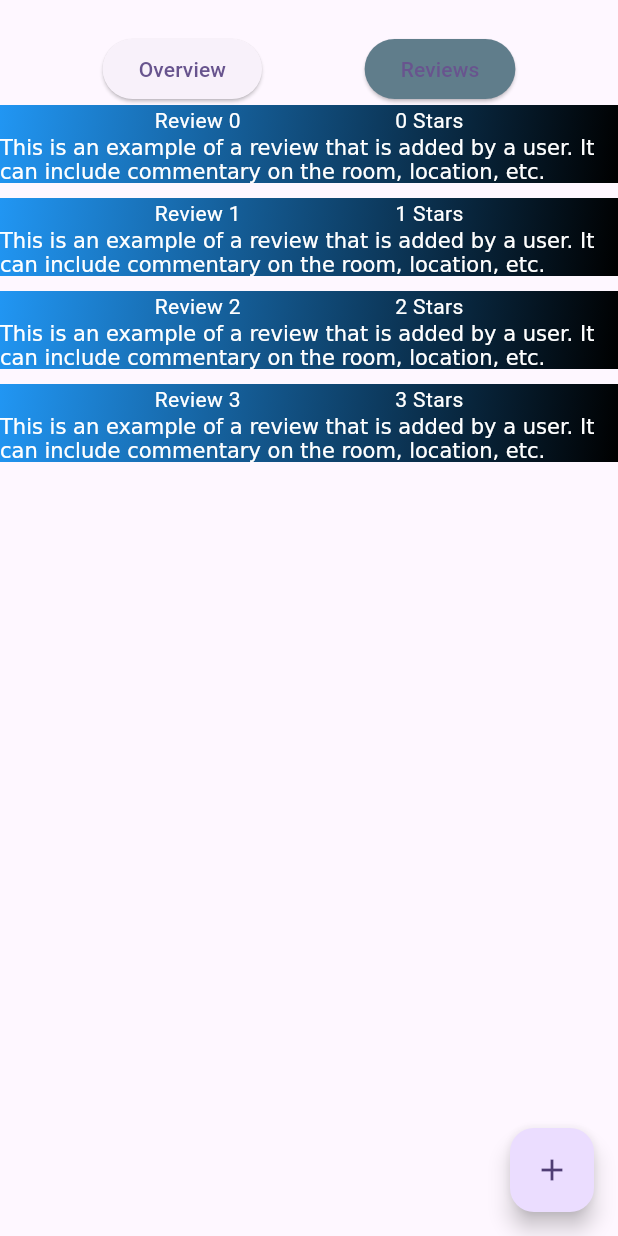
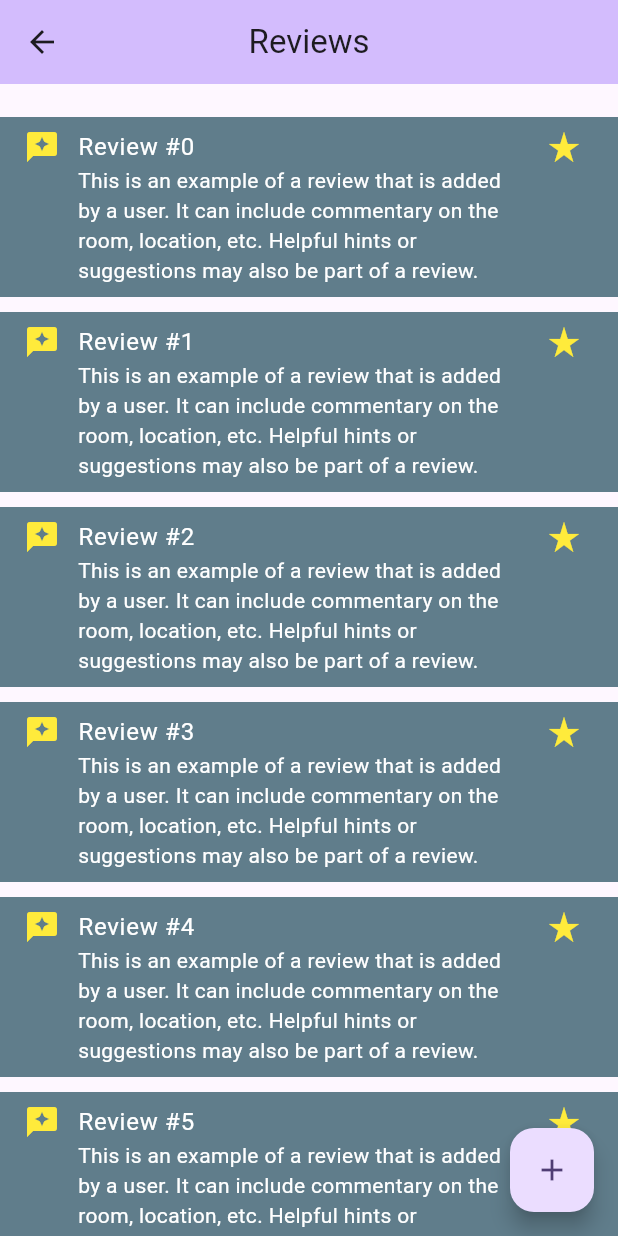
Before and after one commit to kyledavidson2/CIS4030-Group-3, a Flutter app: the ReviewsPage screen opened directly, on a phone screen of 412 x 824 dp. Run offline on Flutter 3.47's test engine with Material 3 defaults, Android fonts, the phone set to English and light mode, and no system bars.

Commit message:
Reviews Page

```diff
--- a/lib/reviews.dart
+++ b/lib/reviews.dart
@@ -12,30 +12,18 @@ class ReviewsPage extends StatefulWidget {
 
 class _ReviewsPageState extends State<ReviewsPage> {
 
-  String review = "This is an example of a review that is added by a user. It can include commentary on the room, location, etc.";
+  String review = "This is an example of a review that is added by a user. It can include commentary on the room, location, etc. Helpful hints or suggestions may also be part of a review.";
   @override
   Widget build(BuildContext context) {
     return Scaffold(
+      appBar: AppBar(backgroundColor: Theme.of(context).colorScheme.inversePrimary,
+        title: const Text("Reviews"),centerTitle: true,),
       body: Column(
         children: [
-        SizedBox(height: 22),
-        Row(
-          mainAxisAlignment: MainAxisAlignment.spaceEvenly,
-          children: [
-            ElevatedButton(
-              onPressed: (){print("Overview");},
-              child: Text("Overview")
-            ),
-            ElevatedButton(
-              onPressed: (){print("Reviews");},
-              child: Text("Reviews"),
-              style: const ButtonStyle(backgroundColor: MaterialStatePropertyAll<Color>(Colors.blueGrey)),
-            ),
-          ]
-        ),
+        const SizedBox(height: 22),
         Expanded(
           child:ListView.separated(
-            itemCount: 4,
+            itemCount: 8,
             itemBuilder: (BuildContext context, index){
               return UserReview(reviewNumber: index, reviewRating: index, reviewContent: review);
 
@@ -63,36 +51,15 @@ class UserReview extends StatelessWidget{
 
  @override
  Widget build(BuildContext context){
-  return Container(
-    decoration: BoxDecoration(
-      gradient: LinearGradient(
-        begin: Alignment.topLeft,
-        end: Alignment.bottomRight,
-        colors: [
-          Colors.blue,
-          Colors.black
-        ]
-        )
-    ),
-    child: Column(
-      children: [
-      Row(
-        mainAxisAlignment: MainAxisAlignment.spaceEvenly,
-
-        children: [
-          Text("Review $reviewNumber",style: TextStyle(color: Colors.white)),
-          Text("$reviewRating Stars",style: TextStyle(color: Colors.white)),
-        ]
-      ),
-     RichText(
-            maxLines: 4,
-            text: TextSpan(
-              text: reviewContent
-              ),
-            ),
-
-    ],
-      )
-  );
+  return ListTile(
+      tileColor: Colors.blueGrey,
+      iconColor: Colors.yellow,
+      leading: const Icon(Icons.reviews),
+      trailing:const Icon(Icons.star_rate),
+      title: Text("Review #$reviewNumber",style: const TextStyle(color: Colors.white),),
+      subtitle: Text(reviewContent, style: const TextStyle(color: Colors.white),),
+      isThreeLine: true,
+      visualDensity: VisualDensity.compact
+    );
  }
 }
```
